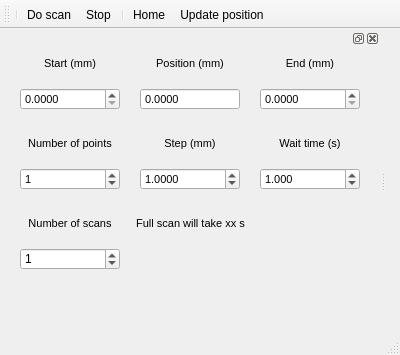
This is gui/delay_line/ui_delay_line_gui.ui in Elizabatat/qudiFerrolabForMe as Qt 5 draws it before an edit. The edited form follows.
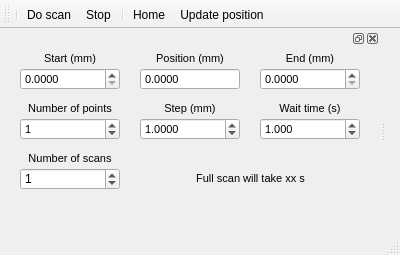
This is the edited form. Icons and pictures are not drawn.

Commit message: Full time scan working now on delay line GUI

```diff
--- a/gui/delay_line/ui_delay_line_gui.ui
+++ b/gui/delay_line/ui_delay_line_gui.ui
@@ -7,9 +7,15 @@
     <x>0</x>
     <y>0</y>
     <width>400</width>
-    <height>355</height>
+    <height>255</height>
    </rect>
   </property>
+  <property name="sizePolicy">
+   <sizepolicy hsizetype="Preferred" vsizetype="Preferred">
+    <horstretch>0</horstretch>
+    <verstretch>0</verstretch>
+   </sizepolicy>
+  </property>
   <property name="windowTitle">
    <string>qudi: Delay line</string>
   </property>
@@ -49,10 +55,16 @@
    <addaction name="update_Action"/>
   </widget>
   <widget class="QDockWidget" name="dockWidget">
+   <property name="sizePolicy">
+    <sizepolicy hsizetype="Preferred" vsizetype="Minimum">
+     <horstretch>0</horstretch>
+     <verstretch>0</verstretch>
+    </sizepolicy>
+   </property>
    <property name="minimumSize">
     <size>
      <width>380</width>
-     <height>280</height>
+     <height>180</height>
     </size>
    </property>
    <attribute name="dockWidgetArea">
@@ -63,7 +75,7 @@
      <property name="geometry">
       <rect>
        <x>140</x>
-       <y>40</y>
+       <y>20</y>
        <width>100</width>
        <height>22</height>
       </rect>
@@ -93,7 +105,7 @@
      <property name="geometry">
       <rect>
        <x>260</x>
-       <y>40</y>
+       <y>20</y>
        <width>100</width>
        <height>22</height>
       </rect>
@@ -123,7 +135,7 @@
      <property name="geometry">
       <rect>
        <x>20</x>
-       <y>40</y>
+       <y>20</y>
        <width>100</width>
        <height>22</height>
       </rect>
@@ -153,7 +165,7 @@
      <property name="geometry">
       <rect>
        <x>140</x>
-       <y>120</y>
+       <y>70</y>
        <width>100</width>
        <height>22</height>
       </rect>
@@ -183,7 +195,7 @@
      <property name="geometry">
       <rect>
        <x>260</x>
-       <y>120</y>
+       <y>70</y>
        <width>100</width>
        <height>22</height>
       </rect>
@@ -213,7 +225,7 @@
      <property name="geometry">
       <rect>
        <x>20</x>
-       <y>120</y>
+       <y>70</y>
        <width>100</width>
        <height>22</height>
       </rect>
@@ -239,7 +251,7 @@
        <x>20</x>
        <y>0</y>
        <width>100</width>
-       <height>31</height>
+       <height>21</height>
       </rect>
      </property>
      <property name="font">
@@ -260,7 +272,7 @@
        <x>140</x>
        <y>0</y>
        <width>100</width>
-       <height>31</height>
+       <height>21</height>
       </rect>
      </property>
      <property name="font">
@@ -281,7 +293,7 @@
        <x>260</x>
        <y>0</y>
        <width>100</width>
-       <height>31</height>
+       <height>21</height>
       </rect>
      </property>
      <property name="font">
@@ -300,9 +312,9 @@
      <property name="geometry">
       <rect>
        <x>20</x>
-       <y>80</y>
+       <y>50</y>
        <width>100</width>
-       <height>31</height>
+       <height>21</height>
       </rect>
      </property>
      <property name="font">
@@ -321,9 +333,9 @@
      <property name="geometry">
       <rect>
        <x>140</x>
-       <y>80</y>
+       <y>50</y>
        <width>100</width>
-       <height>31</height>
+       <height>21</height>
       </rect>
      </property>
      <property name="font">
@@ -342,9 +354,9 @@
      <property name="geometry">
       <rect>
        <x>260</x>
-       <y>80</y>
+       <y>50</y>
        <width>100</width>
-       <height>31</height>
+       <height>21</height>
       </rect>
      </property>
      <property name="font">
@@ -363,9 +375,9 @@
      <property name="geometry">
       <rect>
        <x>20</x>
-       <y>160</y>
+       <y>100</y>
        <width>100</width>
-       <height>31</height>
+       <height>21</height>
       </rect>
      </property>
      <property name="font">
@@ -384,7 +396,7 @@
      <property name="geometry">
       <rect>
        <x>20</x>
-       <y>200</y>
+       <y>120</y>
        <width>100</width>
        <height>22</height>
       </rect>
@@ -402,10 +414,10 @@
     <widget class="QLabel" name="full_time_scan_label">
      <property name="geometry">
       <rect>
-       <x>130</x>
-       <y>160</y>
-       <width>121</width>
-       <height>31</height>
+       <x>140</x>
+       <y>120</y>
+       <width>221</width>
+       <height>21</height>
       </rect>
      </property>
      <property name="font">
```
The commit also changes 2 other files.
